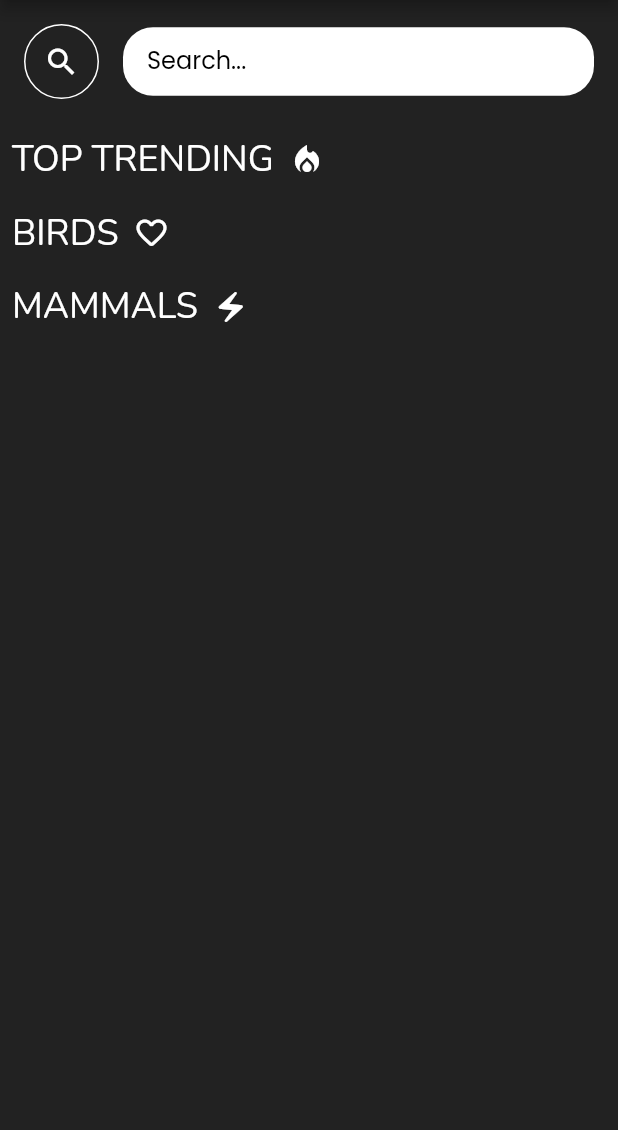
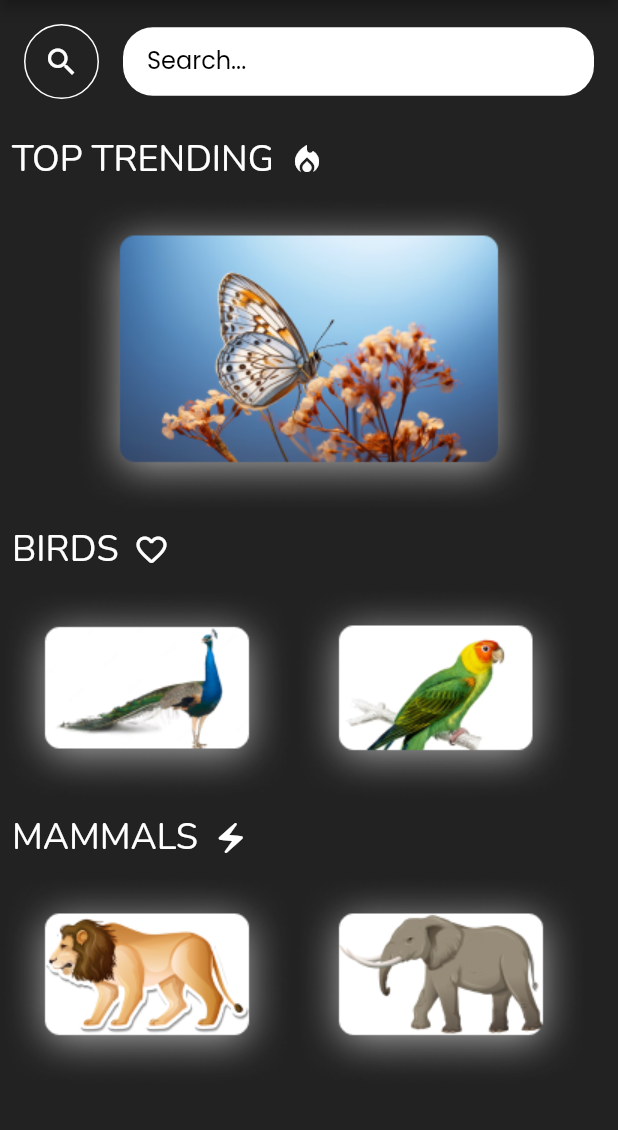
Before and after one commit to soniyav20/HoloZoo, a Flutter app: the HomePage screen opened directly, on a phone screen of 412 x 824 dp, the part 84-1214 px from its top. Run offline on Flutter 3.47's test engine with Material 2 defaults, Android fonts, the light colour scheme and no system bars; our stand-ins replace chewie, video_player.

Commit message:
UI Completed

```diff
--- a/lib/views/home_page.dart
+++ b/lib/views/home_page.dart
@@ -1,4 +1,6 @@
 import 'package:flutter/material.dart';
+import 'package:flutter/services.dart';
+import 'package:holo_zoo/views/video.dart';
 import 'package:holo_zoo/views/widgets/gradient_text.dart';
 import 'package:holo_zoo/views/widgets/topic.dart';
 
@@ -10,6 +12,16 @@
 }
 
 class _HomePageState extends State<HomePage> {
+  @override
+  void initState() {
+    // TODO: implement initState
+    super.initState();
+    SystemChrome.setPreferredOrientations([
+      DeviceOrientation.portraitUp,
+      DeviceOrientation.portraitDown,
+    ]);
+  }
+
   @override
   Widget build(BuildContext context) {
     return Scaffold(
@@ -29,7 +41,8 @@
           weight: FontWeight.w700,
         ),
       ),
-      body: Column(
+      body: SingleChildScrollView(
+        child: Column(
           children: [
             Column(
               children: [
@@ -86,7 +99,6 @@
               //     currentFocus.unfocus();
               //   }
               // },
-            child: SingleChildScrollView(
               child: Column(
                 mainAxisAlignment: MainAxisAlignment.start,
                 crossAxisAlignment: CrossAxisAlignment.start,
@@ -94,17 +106,120 @@
                   Topic(
                       text: "TOP TRENDING",
                       icon: Icon(Icons.local_fire_department_sharp)),
+                  InkWell(
+                    onTap: () {
+                      Navigator.push(
+                        context,
+                        MaterialPageRoute(
+                          builder: (_) => VideoPlayerPage(
+                              videoUrl:
+                                  "https://siva-pythonpirates.github.io/butterfly.mp4"),
+                        ),
+                      );
+                    },
+                    child: Container(
+                      child: Center(
+                        child: Image(
+                          image: AssetImage('assets/butterfly.png'),
+                        ),
+                      ),
+                    ),
+                  ),
                   Topic(
                       text: "BIRDS",
                       icon: Icon(Icons.favorite_outline_rounded)),
+                  Row(
+                    children: [
+                      InkWell(
+                        onTap: () {
+                          Navigator.push(
+                            context,
+                            MaterialPageRoute(
+                              builder: (_) => VideoPlayerPage(
+                                  videoUrl:
+                                      "https://siva-pythonpirates.github.io/peacock.mp4"),
+                            ),
+                          );
+                        },
+                        child: Container(
+                          child: Center(
+                            child: Image(
+                              image: AssetImage('assets/peacock.png'),
+                            ),
+                          ),
+                        ),
+                      ),
+                      InkWell(
+                        onTap: () {
+                          Navigator.push(
+                            context,
+                            MaterialPageRoute(
+                              builder: (_) => VideoPlayerPage(
+                                  videoUrl:
+                                      "https://siva-pythonpirates.github.io/KingFisher.mp4"),
+                            ),
+                          );
+                        },
+                        child: Container(
+                          child: Center(
+                            child: Image(
+                              image: AssetImage('assets/parrot.png'),
+                            ),
+                          ),
+                        ),
+                      ),
+                    ],
+                  ),
                   Topic(
                       text: "MAMMALS", icon: Icon(Icons.electric_bolt_rounded)),
+                  Row(
+                    children: [
+                      InkWell(
+                        onTap: () {
+                          Navigator.push(
+                            context,
+                            MaterialPageRoute(
+                              builder: (_) => VideoPlayerPage(
+                                  videoUrl:
+                                      "https://siva-pythonpirates.github.io/lion.mp4"),
+                            ),
+                          );
+                        },
+                        child: Container(
+                          child: Center(
+                            child: Image(
+                              image: AssetImage('assets/lion.png'),
+                            ),
+                          ),
+                        ),
+                      ),
+                      InkWell(
+                        onTap: () {
+                          Navigator.push(
+                            context,
+                            MaterialPageRoute(
+                              builder: (_) => VideoPlayerPage(
+                                  videoUrl:
+                                      "https://siva-pythonpirates.github.io/Dino.mp4"),
+                            ),
+                          );
+                        },
+                        child: Container(
+                          child: Center(
+                            child: Image(
+                              image: AssetImage('assets/elephant.png'),
+                            ),
+                          ),
+                        ),
+                      ),
                     ],
                   ),
+                ],
               ),
             )
           ],
         ),
+      ),
     );
   }
 }
```
Also changed, not shown: assets/butterfly.png (added), assets/elephant.png (added), assets/lion.png (added), assets/parrot.png (added), assets/peacock.png (added). Lines whose indentation alone changed are shown as unchanged.
